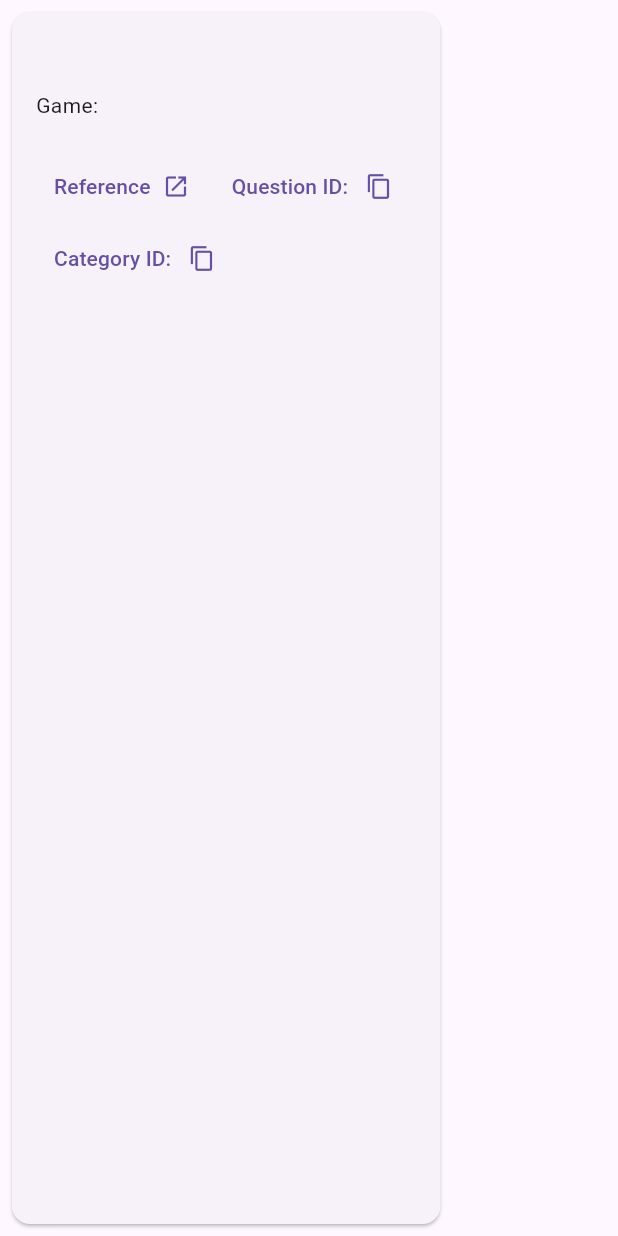
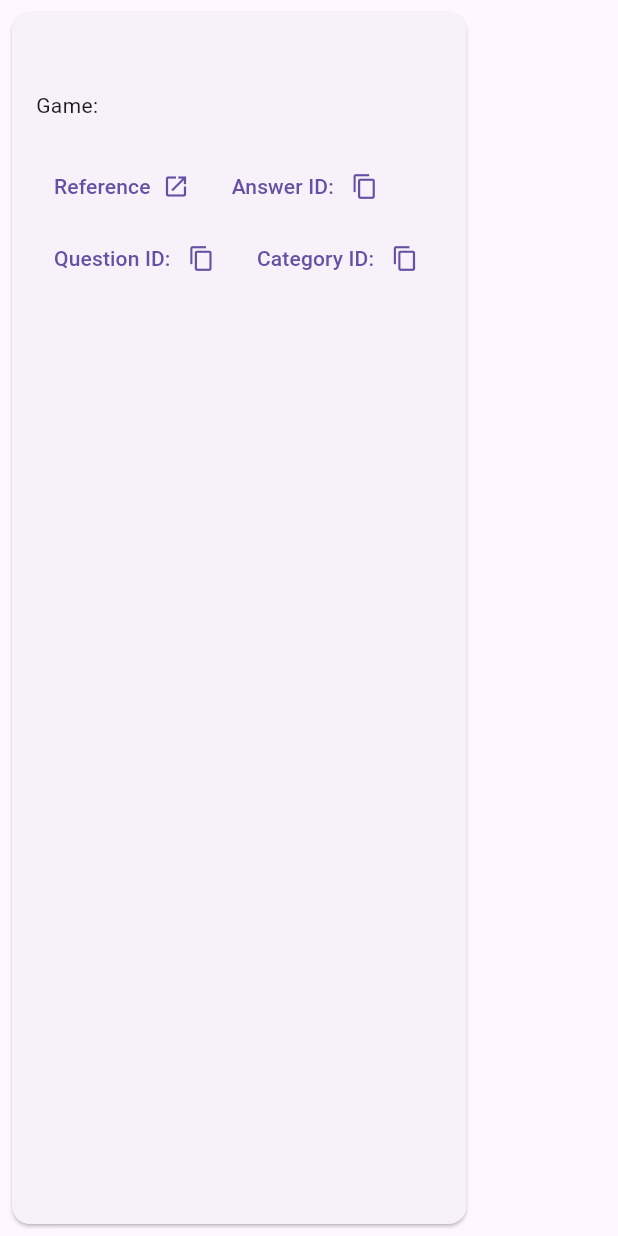
Before and after one commit to devsdocs/game_quiz_ui, a Flutter app: the QuestionCard widget shown alone on an empty page, opened directly with empty values, on a phone screen of 412 x 824 dp. Run offline on Flutter 3.47's test engine with Material 3 defaults, Android fonts, the phone set to English and light mode, and no system bars; our stand-ins replace dio, flutter_riverpod.

Commit message:
Refactor Question model to use a map for IDs and update clipboard functionality in QuestionCard

```diff
--- a/lib/main.dart
+++ b/lib/main.dart
@@ -408,16 +408,23 @@ class QuestionCard extends StatelessWidget {
                   label: const Text('Reference'),
                 ),
                 TextButton.icon(
-                  onPressed: () async =>
-                      await Clipboard.setData(ClipboardData(text: question.id)),
-                  label: Text('Question ID: ${question.id}'),
+                  onPressed: () async => await Clipboard.setData(
+                      ClipboardData(text: question.id['answer'].toString())),
+                  label: Text('Answer ID: ${question.id['answer']}'),
                   icon: const Icon(Icons.copy),
                   iconAlignment: IconAlignment.end,
                 ),
                 TextButton.icon(
                   onPressed: () async => await Clipboard.setData(
-                      ClipboardData(text: question.categoryId)),
-                  label: Text('Category ID: ${question.categoryId}'),
+                      ClipboardData(text: question.id['question'].toString())),
+                  label: Text('Question ID: ${question.id['question']}'),
+                  icon: const Icon(Icons.copy),
+                  iconAlignment: IconAlignment.end,
+                ),
+                TextButton.icon(
+                  onPressed: () async => await Clipboard.setData(
+                      ClipboardData(text: question.id['category'].toString())),
+                  label: Text('Category ID: ${question.id['category']}'),
                   icon: const Icon(Icons.copy),
                   iconAlignment: IconAlignment.end,
                 ),
--- a/lib/model.dart
+++ b/lib/model.dart
@@ -97,8 +97,8 @@ class FetchParams {
 }
 
 class Question {
-  final String id;
-  final String categoryId;
+  final Map<String, dynamic> id;
+
   final String question;
   final List<String> incorrectOptions;
   final List<String> reference;
@@ -109,7 +109,6 @@ class Question {
 
   Question({
     required this.id,
-    required this.categoryId,
     required this.question,
     required this.reference,
     required this.incorrectOptions,
@@ -122,7 +121,6 @@ class Question {
   factory Question.fromJson(Map<String, dynamic> json) {
     return Question(
       id: json['id'],
-      categoryId: json['category_id'],
       question: json['question'],
       incorrectOptions: List<String>.from(json['options']['incorrect']),
       correctOption: json['options']['correct'],
@@ -134,8 +132,7 @@ class Question {
   }
 
   Question copyWith({
-    String? id,
-    String? categoryId,
+    Map<String, dynamic>? id,
     String? question,
     List<String>? incorrectOptions,
     List<String>? reference,
@@ -146,7 +143,6 @@ class Question {
   }) {
     return Question(
         id: id ?? this.id,
-        categoryId: categoryId ?? this.categoryId,
         question: question ?? this.question,
         incorrectOptions: incorrectOptions ?? this.incorrectOptions,
         reference: reference ?? this.reference,
```
